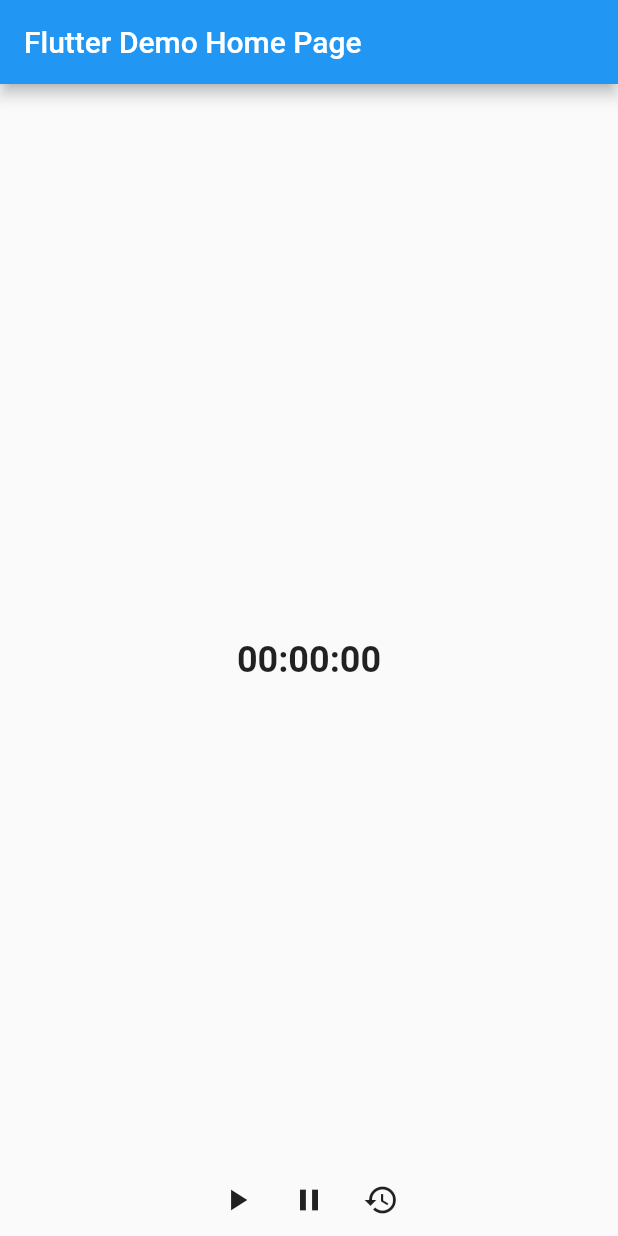
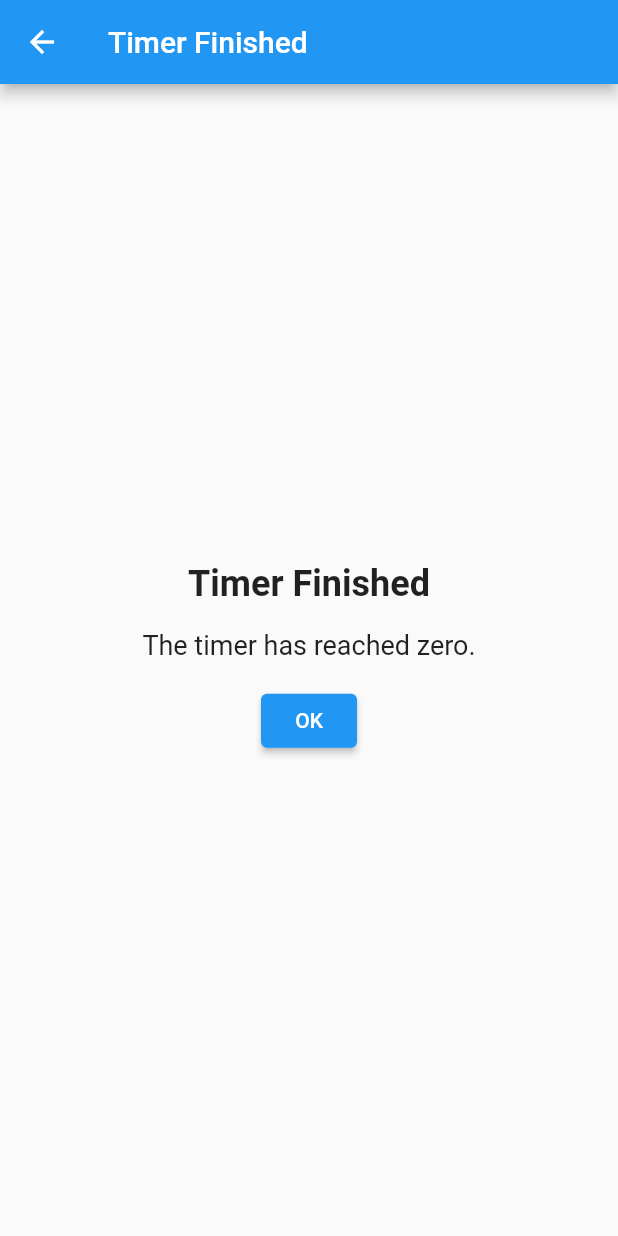
Before and after one commit to Trex1102/timerapp, a Flutter app: the screen it shows after launch, on a phone screen of 412 x 824 dp. Run offline on Flutter 3.47's test engine with Material 2 defaults, Android fonts, the phone set to English and light mode, and no system bars; our stand-ins replace google_fonts, just_audio.

Commit message:
-added finished_timer_screen.dart -added audio file settings & functions

```diff
--- /dev/null
+++ b/lib/finished_timer_screen.dart
@@ -0,0 +1,40 @@
+import 'package:flutter/material.dart';
+
+class FinishedTimerScreen extends StatelessWidget {
+  const FinishedTimerScreen({super.key});
+
+  @override
+  Widget build(BuildContext context) {
+    return Scaffold(
+      appBar: AppBar(
+        title: const Text('Timer Finished'),
+      ),
+      body: Center(
+        child: Column(
+          mainAxisAlignment: MainAxisAlignment.center,
+          children: [
+            const Text(
+              'Timer Finished',
+              style: TextStyle(
+                fontSize: 24,
+                fontWeight: FontWeight.bold,
+              ),
+            ),
+            const SizedBox(height: 16),
+            const Text(
+              'The timer has reached zero.',
+              style: TextStyle(fontSize: 18),
+            ),
+            const SizedBox(height: 16),
+            ElevatedButton(
+              child: const Text('OK'),
+              onPressed: () {
+                Navigator.pop(context);
+              },
+            ),
+          ],
+        ),
+      ),
+    );
+  }
+}
--- a/pubspec.yaml
+++ b/pubspec.yaml
@@ -35,6 +35,8 @@ dependencies:
   # The following adds the Cupertino Icons font to your application.
   # Use with the CupertinoIcons class for iOS style icons.
   cupertino_icons: ^1.0.2
+
+  just_audio: ^0.9.33
 
 dev_dependencies:
   flutter_test:
```
Also changed, not shown: lib/main.dart (+41 -4 lines), pubspec.lock, 4 other files.
